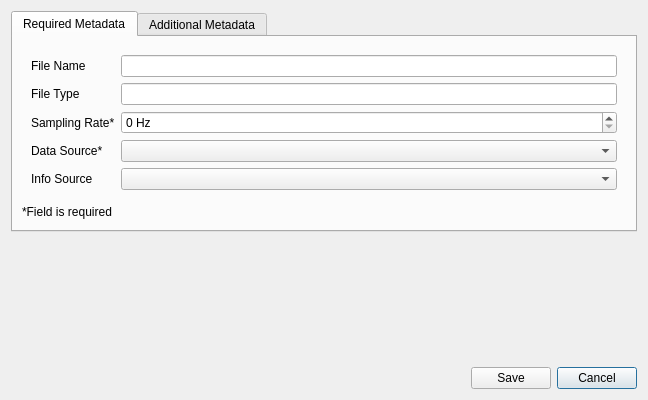
fred-kr/signal-viewer, file signal_viewer/generated/dialog_metadata.ui: the form before one commit.
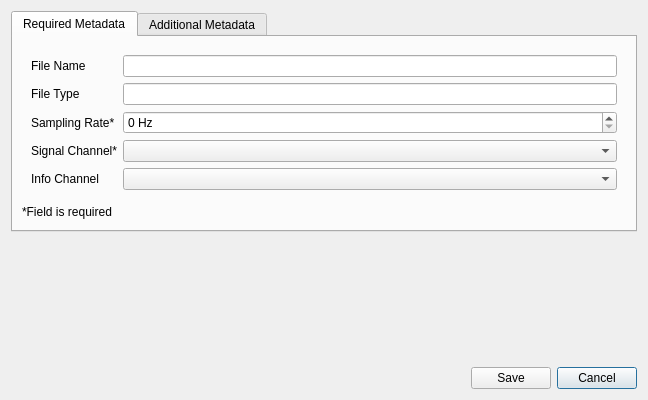
The form after the commit. Icons and pictures are not drawn.

```diff
--- a/signal_viewer/generated/dialog_metadata.ui
+++ b/signal_viewer/generated/dialog_metadata.ui
@@ -127,7 +127,7 @@
              <string>&lt;html&gt;&lt;head/&gt;&lt;body&gt;&lt;p&gt;The column / channel in the file containing the signal values&lt;/p&gt;&lt;/body&gt;&lt;/html&gt;</string>
             </property>
             <property name="text">
-             <string>Data Source*</string>
+             <string>Signal Channel*</string>
             </property>
            </widget>
           </item>
@@ -137,7 +137,7 @@
              <string>&lt;html&gt;&lt;head/&gt;&lt;body&gt;&lt;p&gt;A column / channel in the file containing supplementary data, e.g. temperature or O2-saturation recordings&lt;/p&gt;&lt;/body&gt;&lt;/html&gt;</string>
             </property>
             <property name="text">
-             <string>Info Source</string>
+             <string>Info Channel</string>
             </property>
            </widget>
           </item>
```
Left out of the diff: 44 changed lines with no effect on the pictures.
